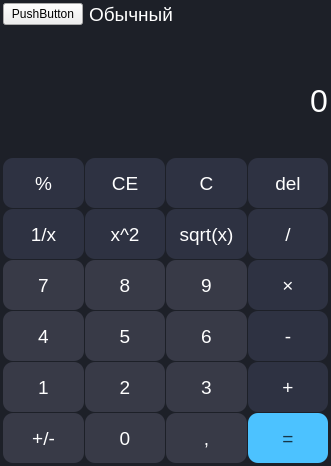
Qt form mainwindow.ui (layxproud/ScientificCalculator) before a commit.
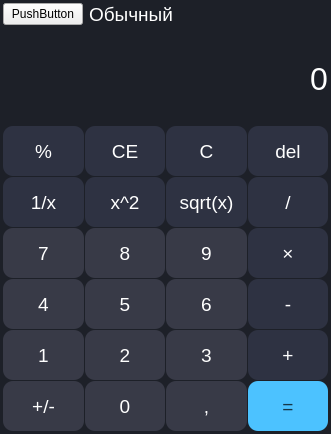
The same form after that commit.

Commit message: feat: Added binary operations calculation

Patch:
```diff
--- a/mainwindow.ui
+++ b/mainwindow.ui
@@ -7,7 +7,7 @@
     <x>0</x>
     <y>0</y>
     <width>331</width>
-    <height>455</height>
+    <height>434</height>
    </rect>
   </property>
   <property name="windowTitle">
@@ -91,7 +91,31 @@
        </layout>
       </item>
       <item>
-       <widget class="QLabel" name="bufferDisplay">
+       <spacer name="verticalSpacer">
+        <property name="orientation">
+         <enum>Qt::Vertical</enum>
+        </property>
+        <property name="sizeHint" stdset="0">
+         <size>
+          <width>20</width>
+          <height>40</height>
+         </size>
+        </property>
+       </spacer>
+      </item>
+      <item>
+       <widget class="QLabel" name="prevResultDisplay">
+        <property name="sizePolicy">
+         <sizepolicy hsizetype="Preferred" vsizetype="Fixed">
+          <horstretch>0</horstretch>
+          <verstretch>0</verstretch>
+         </sizepolicy>
+        </property>
+        <property name="font">
+         <font>
+          <pointsize>10</pointsize>
+         </font>
+        </property>
         <property name="styleSheet">
          <string notr="true">QLabel {
 	border-bottom: 1px solid gray;
@@ -117,7 +141,7 @@
         <property name="minimumSize">
          <size>
           <width>0</width>
-          <height>100</height>
+          <height>50</height>
          </size>
         </property>
         <property name="font">
@@ -136,13 +160,26 @@
          <string>0</string>
         </property>
         <property name="alignment">
-         <set>Qt::AlignRight|Qt::AlignTrailing|Qt::AlignVCenter</set>
+         <set>Qt::AlignRight|Qt::AlignTop|Qt::AlignTrailing</set>
         </property>
         <property name="textInteractionFlags">
          <set>Qt::LinksAccessibleByMouse|Qt::TextSelectableByMouse</set>
         </property>
        </widget>
       </item>
+      <item>
+       <spacer name="verticalSpacer_2">
+        <property name="orientation">
+         <enum>Qt::Vertical</enum>
+        </property>
+        <property name="sizeHint" stdset="0">
+         <size>
+          <width>20</width>
+          <height>40</height>
+         </size>
+        </property>
+       </spacer>
+      </item>
      </layout>
     </item>
     <item>
@@ -153,8 +190,8 @@
       <property name="spacing">
        <number>1</number>
       </property>
-      <item row="2" column="3">
-       <widget class="QPushButton" name="multiplyButton">
+      <item row="1" column="1">
+       <widget class="QPushButton" name="squareButtonUnary">
         <property name="sizePolicy">
          <sizepolicy hsizetype="Minimum" vsizetype="Minimum">
           <horstretch>0</horstretch>
@@ -185,7 +222,115 @@
 }</string>
         </property>
         <property name="text">
-         <string>×</string>
+         <string>x^2</string>
+        </property>
+       </widget>
+      </item>
+      <item row="3" column="2">
+       <widget class="QPushButton" name="button6Numeric">
+        <property name="sizePolicy">
+         <sizepolicy hsizetype="Minimum" vsizetype="Minimum">
+          <horstretch>0</horstretch>
+          <verstretch>0</verstretch>
+         </sizepolicy>
+        </property>
+        <property name="minimumSize">
+         <size>
+          <width>80</width>
+          <height>50</height>
+         </size>
+        </property>
+        <property name="font">
+         <font>
+          <pointsize>14</pointsize>
+         </font>
+        </property>
+        <property name="styleSheet">
+         <string notr="true">QPushButton{
+	background-color: #383A47;
+	color: white;
+	border-radius: 10px;
+}
+
+QPushButton:hover:!pressed
+{
+  background-color: #30323B
+}</string>
+        </property>
+        <property name="text">
+         <string>6</string>
+        </property>
+       </widget>
+      </item>
+      <item row="3" column="0">
+       <widget class="QPushButton" name="button4Numeric">
+        <property name="sizePolicy">
+         <sizepolicy hsizetype="Minimum" vsizetype="Minimum">
+          <horstretch>0</horstretch>
+          <verstretch>0</verstretch>
+         </sizepolicy>
+        </property>
+        <property name="minimumSize">
+         <size>
+          <width>80</width>
+          <height>50</height>
+         </size>
+        </property>
+        <property name="font">
+         <font>
+          <pointsize>14</pointsize>
+         </font>
+        </property>
+        <property name="styleSheet">
+         <string notr="true">QPushButton{
+	background-color: #383A47;
+	color: white;
+	border-radius: 10px;
+}
+
+QPushButton:hover:!pressed
+{
+  background-color: #30323B
+}</string>
+        </property>
+        <property name="text">
+         <string>4</string>
+        </property>
+       </widget>
+      </item>
+      <item row="2" column="0">
+       <widget class="QPushButton" name="button7Numeric">
+        <property name="sizePolicy">
+         <sizepolicy hsizetype="Minimum" vsizetype="Minimum">
+          <horstretch>0</horstretch>
+          <verstretch>0</verstretch>
+         </sizepolicy>
+        </property>
+        <property name="minimumSize">
+         <size>
+          <width>80</width>
+          <height>50</height>
+         </size>
+        </property>
+        <property name="font">
+         <font>
+          <pointsize>14</pointsize>
+         </font>
+        </property>
+        <property name="styleSheet">
+         <string notr="true">QPushButton{
+	background-color: #383A47;
+	color: white;
+	border-radius: 10px;
+}
+
+QPushButton:hover:!pressed
+{
+  background-color: #30323B
+}</string>
+        </property>
+        <property name="text">
+         <string>7</string>
         </property>
        </widget>
       </item>
@@ -225,42 +370,6 @@
         </property>
        </widget>
       </item>
-      <item row="2" column="2">
-       <widget class="QPushButton" name="button_9">
-        <property name="sizePolicy">
-         <sizepolicy hsizetype="Minimum" vsizetype="Minimum">
-          <horstretch>0</horstretch>
-          <verstretch>0</verstretch>
-         </sizepolicy>
-        </property>
-        <property name="minimumSize">
-         <size>
-          <width>80</width>
-          <height>50</height>
-         </size>
-        </property>
-        <property name="font">
-         <font>
-          <pointsize>14</pointsize>
-         </font>
-        </property>
-        <property name="styleSheet">
-         <string notr="true">QPushButton{
-	background-color: #383A47;
-	color: white;
-	border-radius: 10px;
-}
-
-QPushButton:hover:!pressed
-{
-  background-color: #30323B
-}</string>
-        </property>
-        <property name="text">
-         <string>9</string>
-        </property>
-       </widget>
-      </item>
       <item row="0" column="2">
        <widget class="QPushButton" name="cleanButton">
         <property name="sizePolicy">
@@ -297,6 +406,42 @@
         </property>
        </widget>
       </item>
+      <item row="2" column="3">
+       <widget class="QPushButton" name="multiplyButtonBinary">
+        <property name="sizePolicy">
+         <sizepolicy hsizetype="Minimum" vsizetype="Minimum">
+          <horstretch>0</horstretch>
+          <verstretch>0</verstretch>
+         </sizepolicy>
+        </property>
+        <property name="minimumSize">
+         <size>
+          <width>80</width>
+          <height>50</height>
+         </size>
+        </property>
+        <property name="font">
+         <font>
+          <pointsize>14</pointsize>
+         </font>
+        </property>
+        <property name="styleSheet">
+         <string notr="true">QPushButton{
+	background-color: #2E3242;
+	color: white;
+	border-radius: 10px;
+}
+
+QPushButton:hover:!pressed
+{
+  background-color: #383B42
+}</string>
+        </property>
+        <property name="text">
+         <string>×</string>
+        </property>
+       </widget>
+      </item>
       <item row="0" column="1">
        <widget class="QPushButton" name="cleanEntryButton">
         <property name="sizePolicy">
@@ -333,8 +478,8 @@
         </property>
        </widget>
       </item>
-      <item row="3" column="0">
-       <widget class="QPushButton" name="button_4">
+      <item row="5" column="1">
+       <widget class="QPushButton" name="button0Numeric">
         <property name="sizePolicy">
          <sizepolicy hsizetype="Minimum" vsizetype="Minimum">
           <horstretch>0</horstretch>
@@ -365,7 +510,43 @@
 }</string>
         </property>
         <property name="text">
-         <string>4</string>
+         <string>0</string>
+        </property>
+       </widget>
+      </item>
+      <item row="5" column="2">
+       <widget class="QPushButton" name="dotButton">
+        <property name="sizePolicy">
+         <sizepolicy hsizetype="Minimum" vsizetype="Minimum">
+          <horstretch>0</horstretch>
+          <verstretch>0</verstretch>
+         </sizepolicy>
+        </property>
+        <property name="minimumSize">
+         <size>
+          <width>80</width>
+          <height>50</height>
+         </size>
+        </property>
+        <property name="font">
+         <font>
+          <pointsize>14</pointsize>
+         </font>
+        </property>
+        <property name="styleSheet">
+         <string notr="true">QPushButton{
+	background-color: #383A47;
+	color: white;
+	border-radius: 10px;
+}
+
+QPushButton:hover:!pressed
+{
+  background-color: #30323B
+}</string>
+        </property>
+        <property name="text">
+         <string>,</string>
         </property>
        </widget>
       </item>
@@ -441,8 +622,8 @@
         </property>
        </widget>
       </item>
-      <item row="1" column="1">
-       <widget class="QPushButton" name="squareButton">
+      <item row="1" column="0">
+       <widget class="QPushButton" name="inverseButtonUnary">
         <property name="sizePolicy">
          <sizepolicy hsizetype="Minimum" vsizetype="Minimum">
           <horstretch>0</horstretch>
@@ -473,79 +654,7 @@
 }</string>
         </property>
         <property name="text">
-         <string>x^2</string>
-        </property>
-       </widget>
-      </item>
-      <item row="0" column="3">
-       <widget class="QPushButton" name="delButton">
-        <property name="sizePolicy">
-         <sizepolicy hsizetype="Minimum" vsizetype="Minimum">
-          <horstretch>0</horstretch>
-          <verstretch>0</verstretch>
-         </sizepolicy>
-        </property>
-        <property name="minimumSize">
-         <size>
-          <width>80</width>
-          <height>50</height>
-         </size>
-        </property>
-        <property name="font">
-         <font>
-          <pointsize>14</pointsize>
-         </font>
-        </property>
-        <property name="styleSheet">
-         <string notr="true">QPushButton{
-	background-color: #2E3242;
-	color: white;
-	border-radius: 10px;
-}
-
-QPushButton:hover:!pressed
-{
-  background-color: #383B42
-}</string>
-        </property>
-        <property name="text">
-         <string>del</string>
-        </property>
-       </widget>
-      </item>
-      <item row="1" column="2">
-       <widget class="QPushButton" name="squareRootButton">
-        <property name="sizePolicy">
-         <sizepolicy hsizetype="Minimum" vsizetype="Minimum">
-          <horstretch>0</horstretch>
-          <verstretch>0</verstretch>
-         </sizepolicy>
-        </property>
-        <property name="minimumSize">
-         <size>
-          <width>80</width>
-          <height>50</height>
-         </size>
-        </property>
-        <property name="font">
-         <font>
-          <pointsize>14</pointsize>
-         </font>
-        </property>
-        <property name="styleSheet">
-         <string notr="true">QPushButton{
-	background-color: #2E3242;
-	color: white;
-	border-radius: 10px;
-}
-
-QPushButton:hover:!pressed
-{
-  background-color: #383B42
-}</string>
-        </property>
-        <property name="text">
-         <string>sqrt(x)</string>
+         <string>1/x</string>
         </property>
        </widget>
       </item>
@@ -585,150 +694,6 @@
         </property>
        </widget>
       </item>
-      <item row="2" column="0">
-       <widget class="QPushButton" name="button_7">
-        <property name="sizePolicy">
-         <sizepolicy hsizetype="Minimum" vsizetype="Minimum">
-          <horstretch>0</horstretch>
-          <verstretch>0</verstretch>
-         </sizepolicy>
-        </property>
-        <property name="minimumSize">
-         <size>
-          <width>80</width>
-          <height>50</height>
-         </size>
-        </property>
-        <property name="font">
-         <font>
-          <pointsize>14</pointsize>
-         </font>
-        </property>
-        <property name="styleSheet">
-         <string notr="true">QPushButton{
-	background-color: #383A47;
-	color: white;
-	border-radius: 10px;
-}
-
-QPushButton:hover:!pressed
-{
-  background-color: #30323B
-}</string>
-        </property>
-        <property name="text">
-         <string>7</string>
-        </property>
-       </widget>
-      </item>
-      <item row="1" column="0">
-       <widget class="QPushButton" name="inverseButton">
-        <property name="sizePolicy">
-         <sizepolicy hsizetype="Minimum" vsizetype="Minimum">
-          <horstretch>0</horstretch>
-          <verstretch>0</verstretch>
-         </sizepolicy>
-        </property>
-        <property name="minimumSize">
-         <size>
-          <width>80</width>
-          <height>50</height>
-         </size>
-        </property>
-        <property name="font">
-         <font>
-          <pointsize>14</pointsize>
-         </font>
-        </property>
-        <property name="styleSheet">
-         <string notr="true">QPushButton{
-	background-color: #2E3242;
-	color: white;
-	border-radius: 10px;
-}
-
-QPushButton:hover:!pressed
-{
-  background-color: #383B42
-}</string>
-        </property>
-        <property name="text">
-         <string>1/x</string>
-        </property>
-       </widget>
-      </item>
-      <item row="5" column="0">
-       <widget class="QPushButton" name="signButton">
-        <property name="sizePolicy">
-         <sizepolicy hsizetype="Minimum" vsizetype="Minimum">
-          <horstretch>0</horstretch>
-          <verstretch>0</verstretch>
-         </sizepolicy>
-        </property>
-        <property name="minimumSize">
-         <size>
-          <width>80</width>
-          <height>50</height>
-         </size>
-        </property>
-        <property name="font">
-         <font>
-          <pointsize>14</pointsize>
-         </font>
-        </property>
-        <property name="styleSheet">
-         <string notr="true">QPushButton{
-	background-color: #383A47;
-	color: white;
-	border-radius: 10px;
-}
-
-QPushButton:hover:!pressed
-{
-  background-color: #30323B
-}</string>
-        </property>
-        <property name="text">
-         <string>+/-</string>
-        </property>
-       </widget>
-      </item>
-      <item row="3" column="1">
-       <widget class="QPushButton" name="button_5">
-        <property name="sizePolicy">
-         <sizepolicy hsizetype="Minimum" vsizetype="Minimum">
-          <horstretch>0</horstretch>
-          <verstretch>0</verstretch>
-         </sizepolicy>
-        </property>
-        <property name="minimumSize">
-         <size>
-          <width>80</width>
-          <height>50</height>
-         </size>
-        </property>
-        <property name="font">
-         <font>
-          <pointsize>14</pointsize>
-         </font>
-        </property>
-        <property name="styleSheet">
-         <string notr="true">QPushButton{
-	background-color: #383A47;
-	color: white;
-	border-radius: 10px;
-}
-
-QPushButton:hover:!pressed
-{
-  background-color: #30323B
-}</string>
-        </property>
-        <property name="text">
-         <string>5</string>
-        </property>
-       </widget>
-      </item>
       <item row="4" column="1">
        <widget class="QPushButton" name="button_2">
         <property name="sizePolicy">
@@ -765,8 +730,8 @@
         </property>
        </widget>
       </item>
-      <item row="5" column="1">
-       <widget class="QPushButton" name="button_0">
+      <item row="5" column="0">
+       <widget class="QPushButton" name="signButtonUnary">
         <property name="sizePolicy">
          <sizepolicy hsizetype="Minimum" vsizetype="Minimum">
           <horstretch>0</horstretch>
@@ -797,115 +762,7 @@
 }</string>
         </property>
         <property name="text">
-         <string>0</string>
-        </property>
-       </widget>
-      </item>
-      <item row="3" column="2">
-       <widget class="QPushButton" name="button_6">
-        <property name="sizePolicy">
-         <sizepolicy hsizetype="Minimum" vsizetype="Minimum">
-          <horstretch>0</horstretch>
-          <verstretch>0</verstretch>
-         </sizepolicy>
-        </property>
-        <property name="minimumSize">
-         <size>
-          <width>80</width>
-          <height>50</height>
-         </size>
-        </property>
-        <property name="font">
-         <font>
-          <pointsize>14</pointsize>
-         </font>
-        </property>
-        <property name="styleSheet">
-         <string notr="true">QPushButton{
-	background-color: #383A47;
-	color: white;
-	border-radius: 10px;
-}
-
-QPushButton:hover:!pressed
-{
-  background-color: #30323B
-}</string>
-        </property>
-        <property name="text">
-         <string>6</string>
-        </property>
-       </widget>
-      </item>
-      <item row="3" column="3">
-       <widget class="QPushButton" name="minusButton">
-        <property name="sizePolicy">
-         <sizepolicy hsizetype="Minimum" vsizetype="Minimum">
-          <horstretch>0</horstretch>
-          <verstretch>0</verstretch>
-         </sizepolicy>
-        </property>
-        <property name="minimumSize">
-         <size>
-          <width>80</width>
-          <height>50</height>
-         </size>
-        </property>
-        <property name="font">
-         <font>
-          <pointsize>14</pointsize>
-         </font>
-        </property>
-        <property name="styleSheet">
-         <string notr="true">QPushButton{
-	background-color: #2E3242;
-	color: white;
-	border-radius: 10px;
-}
-
-QPushButton:hover:!pressed
-{
-  background-color: #383B42
-}</string>
-        </property>
-        <property name="text">
-         <string>-</string>
-        </property>
-       </widget>
-      </item>
-      <item row="4" column="3">
-       <widget class="QPushButton" name="plusButton">
-        <property name="sizePolicy">
-         <sizepolicy hsizetype="Minimum" vsizetype="Minimum">
-          <horstretch>0</horstretch>
-          <verstretch>0</verstretch>
-         </sizepolicy>
-        </property>
-        <property name="minimumSize">
-         <size>
-          <width>80</width>
-          <height>50</height>
-         </size>
-        </property>
-        <property name="font">
-         <font>
-          <pointsize>14</pointsize>
-         </font>
-        </property>
-        <property name="styleSheet">
-         <string notr="true">QPushButton{
-	background-color: #2E3242;
-	color: white;
-	border-radius: 10px;
-}
-
-QPushButton:hover:!pressed
-{
-  background-color: #383B42
-}</string>
-        </property>
-        <property name="text">
-         <string>+</string>
+         <string>+/-</string>
         </property>
        </widget>
       </item>
@@ -981,8 +838,8 @@
         </property>
        </widget>
       </item>
-      <item row="5" column="2">
-       <widget class="QPushButton" name="dotButton">
+      <item row="3" column="1">
+       <widget class="QPushButton" name="button5Numeric">
         <property name="sizePolicy">
          <sizepolicy hsizetype="Minimum" vsizetype="Minimum">
           <horstretch>0</horstretch>
@@ -1013,7 +870,187 @@
 }</string>
         </property>
         <property name="text">
-         <string>,</string>
+         <string>5</string>
+        </property>
+       </widget>
+      </item>
+      <item row="1" column="2">
+       <widget class="QPushButton" name="squareRootButtonUnary">
+        <property name="sizePolicy">
+         <sizepolicy hsizetype="Minimum" vsizetype="Minimum">
+          <horstretch>0</horstretch>
+          <verstretch>0</verstretch>
+         </sizepolicy>
+        </property>
+        <property name="minimumSize">
+         <size>
+          <width>80</width>
+          <height>50</height>
+         </size>
+        </property>
+        <property name="font">
+         <font>
+          <pointsize>14</pointsize>
+         </font>
+        </property>
+        <property name="styleSheet">
+         <string notr="true">QPushButton{
+	background-color: #2E3242;
+	color: white;
+	border-radius: 10px;
+}
+
+QPushButton:hover:!pressed
+{
+  background-color: #383B42
+}</string>
+        </property>
+        <property name="text">
+         <string>sqrt(x)</string>
+        </property>
+       </widget>
+      </item>
+      <item row="0" column="3">
+       <widget class="QPushButton" name="delButton">
+        <property name="sizePolicy">
+         <sizepolicy hsizetype="Minimum" vsizetype="Minimum">
+          <horstretch>0</horstretch>
+          <verstretch>0</verstretch>
+         </sizepolicy>
+        </property>
+        <property name="minimumSize">
+         <size>
+          <width>80</width>
+          <height>50</height>
+         </size>
+        </property>
+        <property name="font">
+         <font>
+          <pointsize>14</pointsize>
+         </font>
+        </property>
+        <property name="styleSheet">
+         <string notr="true">QPushButton{
+	background-color: #2E3242;
+	color: white;
+	border-radius: 10px;
+}
+
+QPushButton:hover:!pressed
+{
+  background-color: #383B42
+}</string>
+        </property>
+        <property name="text">
+         <string>del</string>
+        </property>
+       </widget>
+      </item>
+      <item row="4" column="3">
+       <widget class="QPushButton" name="plusButtonBinary">
+        <property name="sizePolicy">
+         <sizepolicy hsizetype="Minimum" vsizetype="Minimum">
+          <horstretch>0</horstretch>
+          <verstretch>0</verstretch>
+         </sizepolicy>
+        </property>
+        <property name="minimumSize">
+         <size>
+          <width>80</width>
+          <height>50</height>
+         </size>
+        </property>
+        <property name="font">
+         <font>
+          <pointsize>14</pointsize>
+         </font>
+        </property>
+        <property name="styleSheet">
+         <string notr="true">QPushButton{
+	background-color: #2E3242;
+	color: white;
+	border-radius: 10px;
+}
+
+QPushButton:hover:!pressed
+{
+  background-color: #383B42
+}</string>
+        </property>
+        <property name="text">
+         <string>+</string>
+        </property>
+       </widget>
+      </item>
+      <item row="3" column="3">
+       <widget class="QPushButton" name="minusButtonBinary">
+        <property name="sizePolicy">
+         <sizepolicy hsizetype="Minimum" vsizetype="Minimum">
+          <horstretch>0</horstretch>
+          <verstretch>0</verstretch>
+         </sizepolicy>
+        </property>
+        <property name="minimumSize">
+         <size>
+          <width>80</width>
+          <height>50</height>
+         </size>
+        </property>
+        <property name="font">
+         <font>
+          <pointsize>14</pointsize>
+         </font>
+        </property>
+        <property name="styleSheet">
+         <string notr="true">QPushButton{
+	background-color: #2E3242;
+	color: white;
+	border-radius: 10px;
+}
+
+QPushButton:hover:!pressed
+{
+  background-color: #383B42
+}</string>
+        </property>
+        <property name="text">
+         <string>-</string>
+        </property>
+       </widget>
+      </item>
+      <item row="2" column="2">
+       <widget class="QPushButton" name="button9Numeric">
+        <property name="sizePolicy">
+         <sizepolicy hsizetype="Minimum" vsizetype="Minimum">
+          <horstretch>0</horstretch>
+          <verstretch>0</verstretch>
+         </sizepolicy>
+        </property>
+        <property name="minimumSize">
+         <size>
+          <width>80</width>
+          <height>50</height>
+         </size>
+        </property>
+        <property name="font">
+         <font>
+          <pointsize>14</pointsize>
+         </font>
+        </property>
+        <property name="styleSheet">
+         <string notr="true">QPushButton{
+	background-color: #383A47;
+	color: white;
+	border-radius: 10px;
+}
+
+QPushButton:hover:!pressed
+{
+  background-color: #30323B
+}</string>
+        </property>
+        <property name="text">
+         <string>9</string>
         </property>
        </widget>
       </item>
```
Left out of the diff: 16 changed lines with no effect on the pictures. The commit also changes 4 other files.
